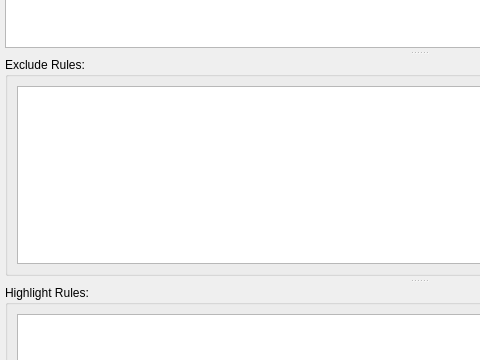
Qt form rqt_console/resource/console_widget.ui (ros-visualization/rqt_common_plugins) before a commit; both pictures show x 0 to 480 and y 167 to 527 of the 838 by 675 pixel window.
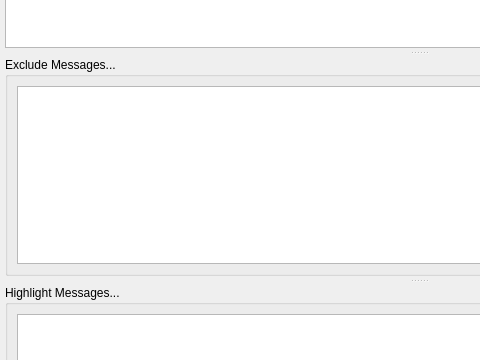
The same form after that commit. Custom widgets are drawn as their Qt base class.

Diff of the .ui file:
```diff
--- a/rqt_console/resource/console_widget.ui
+++ b/rqt_console/resource/console_widget.ui
@@ -166,7 +166,7 @@
           <string>Messages matching ANY of these rules will NOT be displayed</string>
          </property>
          <property name="title">
-          <string>Exclude Rules:</string>
+          <string>Exclude Messages...</string>
          </property>
          <layout class="QHBoxLayout" name="horizontalLayout_2">
           <item>
@@ -221,7 +221,7 @@
           <string>Message matching ANY of these rules will be highlighted</string>
          </property>
          <property name="title">
-          <string>Highlight Rules:</string>
+          <string>Highlight Messages...</string>
          </property>
          <layout class="QHBoxLayout" name="horizontalLayout_3">
           <item>
```
